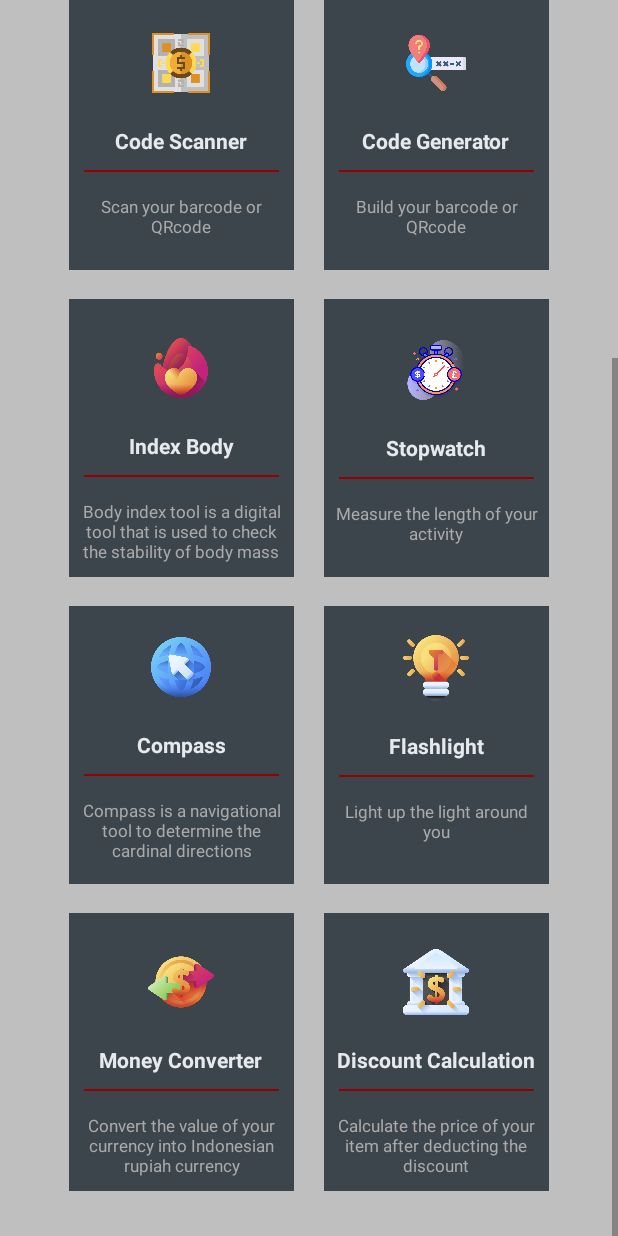
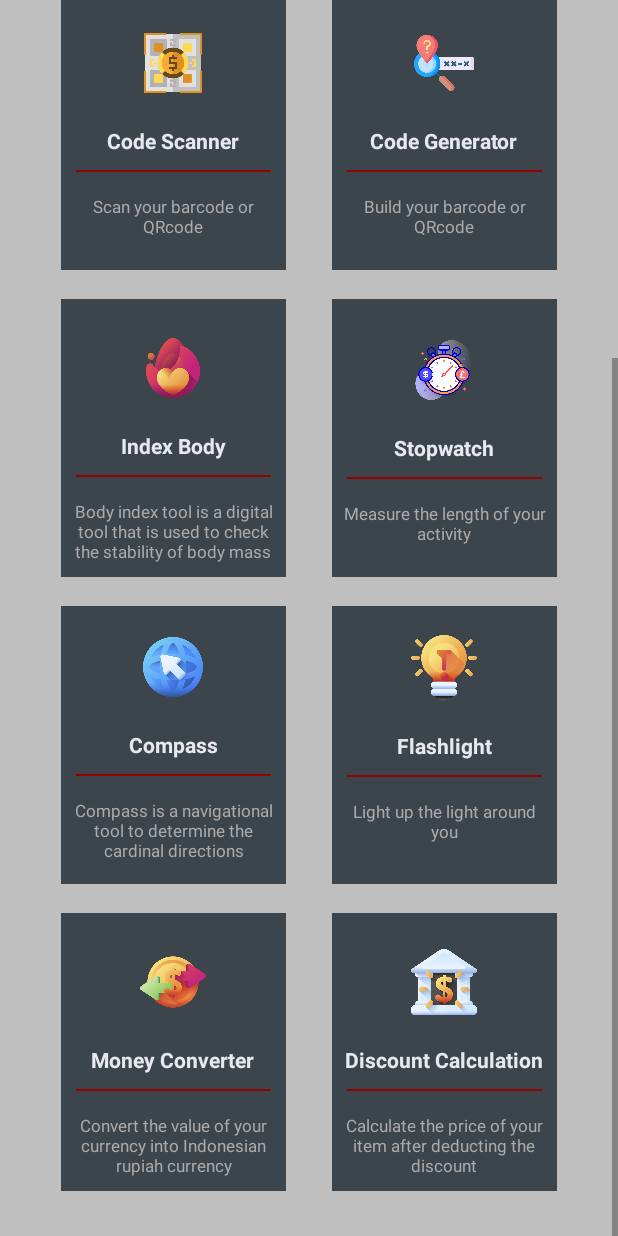
Before and after one commit to andregtproject/G3Project, an Android app: the layout activity_main2.xml on its own in the app's theme, with its tools: preview values and no code run, scrolled down 335 dp, on a phone screen of 412 x 824 dp. Run offline under Robolectric (Android 15) with nearby library versions, the phone set to English and light mode, and no system bars; Roboto replaces fonts that are not available here.

Commit message:
remove back button in action bar

```diff
--- a/app/src/main/java/com/andregt/g3project/Helper/GN_CodeOption.java
+++ b/app/src/main/java/com/andregt/g3project/Helper/GN_CodeOption.java
@@ -22,8 +22,6 @@ public class GN_CodeOption extends AppCompatActivity {
         setContentView(R.layout.activity_gncode_option);
 
         this.setTitle(R.string.main_GN);
-        getSupportActionBar().setDisplayHomeAsUpEnabled(true);
-        getSupportActionBar().setHomeAsUpIndicator(R.drawable.ic_back);
 
         btnQR = findViewById(R.id.btnQR);
         btnQR.setOnClickListener(new View.OnClickListener() {
--- a/app/src/main/java/com/andregt/g3project/Helper/ScannerHelper.java
+++ b/app/src/main/java/com/andregt/g3project/Helper/ScannerHelper.java
@@ -24,8 +24,6 @@ public class ScannerHelper extends AppCompatActivity {
         setContentView(R.layout.activity_q_r__scanner_helper);
 
         this.setTitle(R.string.main_BQ);
-        getSupportActionBar().setDisplayHomeAsUpEnabled(true);
-        getSupportActionBar().setHomeAsUpIndicator(R.drawable.ic_back);
 
         ImageView imgGif = (ImageView) findViewById(R.id.imageGif);
         Glide.with(ScannerHelper.this)
--- a/app/src/main/java/com/andregt/g3project/Settings/about_us.java
+++ b/app/src/main/java/com/andregt/g3project/Settings/about_us.java
@@ -14,5 +14,6 @@ public class about_us extends AppCompatActivity {
         super.onCreate(savedInstanceState);
         setContentView(R.layout.activity_aboutus);
 
+        this.setTitle(R.string.about_us);
     }
 }
--- a/app/src/main/java/com/andregt/g3project/Tools/Bar_Generator.java
+++ b/app/src/main/java/com/andregt/g3project/Tools/Bar_Generator.java
@@ -30,8 +30,6 @@ public class Bar_Generator extends AppCompatActivity {
         setContentView(R.layout.activity_bar__generator);
 
         this.setTitle(R.string.gc_btnBar);
-        getSupportActionBar().setDisplayHomeAsUpEnabled(true);
-        getSupportActionBar().setHomeAsUpIndicator(R.drawable.ic_back);
 
         editText = findViewById(R.id.editText);
         imageView = findViewById(R.id.imageView);
--- a/app/src/main/java/com/andregt/g3project/Tools/Compass.java
+++ b/app/src/main/java/com/andregt/g3project/Tools/Compass.java
@@ -30,12 +30,10 @@ public class Compass extends AppCompatActivity implements SensorEventListener {
         setContentView(R.layout.activity_compass);
 
         this.setTitle(R.string.main_CP);
-        getSupportActionBar().setDisplayHomeAsUpEnabled(true);
-        getSupportActionBar().setHomeAsUpIndicator(R.drawable.ic_back);
 
         compassimage = (ImageView) findViewById(R.id.compass_image);
         // TextView that will display the degree
-        DegreeTV = (TextView) findViewById(R.id.degreeTV);
+        DegreeTV = findViewById(R.id.degreeTV);
         // initialize your android device sensor capabilities
         SensorManage = (SensorManager) getSystemService(SENSOR_SERVICE);
     }
--- a/app/src/main/java/com/andregt/g3project/Tools/CurrencyConverter.java
+++ b/app/src/main/java/com/andregt/g3project/Tools/CurrencyConverter.java
@@ -32,8 +32,6 @@ public class CurrencyConverter extends AppCompatActivity {
         setContentView(R.layout.activity_currency_converter);
 
         this.setTitle(R.string.main_CC);
-        getSupportActionBar().setDisplayHomeAsUpEnabled(true);
-        getSupportActionBar().setHomeAsUpIndicator(R.drawable.ic_back);
 
         input_uang = (EditText) findViewById(R.id.uang_input);
         rp_usd = (Button) findViewById(R.id.rpusd);
--- a/app/src/main/java/com/andregt/g3project/Tools/Discount.java
+++ b/app/src/main/java/com/andregt/g3project/Tools/Discount.java
@@ -20,8 +20,6 @@ public class Discount extends AppCompatActivity {
         setContentView(R.layout.activity_discount);
 
         this.setTitle(R.string.main_DC);
-        getSupportActionBar().setDisplayHomeAsUpEnabled(true);
-        getSupportActionBar().setHomeAsUpIndicator(R.drawable.ic_back);
 
         harga = (EditText)findViewById(R.id.edit1);
         diskon = (EditText)findViewById(R.id.edit2);
--- a/app/src/main/java/com/andregt/g3project/Tools/Flashlight.java
+++ b/app/src/main/java/com/andregt/g3project/Tools/Flashlight.java
@@ -37,8 +37,6 @@ public class Flashlight extends AppCompatActivity {
         setContentView(R.layout.activity_flashlight);
 
         this.setTitle(R.string.main_FL);
-        getSupportActionBar().setDisplayHomeAsUpEnabled(true);
-        getSupportActionBar().setHomeAsUpIndicator(R.drawable.ic_back);
 
         switchImpuler=findViewById(R.id.switchFlasher);
         toggleButton= findViewById(R.id.btnToggleLight);
--- a/app/src/main/java/com/andregt/g3project/Tools/QR_Generator.java
+++ b/app/src/main/java/com/andregt/g3project/Tools/QR_Generator.java
@@ -32,8 +32,6 @@ public class QR_Generator extends AppCompatActivity {
         setContentView(R.layout.activity_qr__generator);
 
         this.setTitle(R.string.gc_btnQR);
-        getSupportActionBar().setDisplayHomeAsUpEnabled(true);
-        getSupportActionBar().setHomeAsUpIndicator(R.drawable.ic_back);
 
         etInput = findViewById(R.id.etInput);
         btnGenerate = findViewById(R.id.btnGenerate);
--- a/app/src/main/java/com/andregt/g3project/Tools/SpeechText.java
+++ b/app/src/main/java/com/andregt/g3project/Tools/SpeechText.java
@@ -28,8 +28,6 @@ public class SpeechText extends AppCompatActivity {
         setContentView(R.layout.activity_speech_text);
 
         this.setTitle(R.string.main_ST);
-        getSupportActionBar().setDisplayHomeAsUpEnabled(true);
-        getSupportActionBar().setHomeAsUpIndicator(R.drawable.ic_back);
 
         mVoiceInputTv = (EditText) findViewById(R.id.txvResult);
         mSpeakBtn = (ImageButton) findViewById(R.id.btnSpeak);
--- a/app/src/main/java/com/andregt/g3project/Tools/Stopwatch.java
+++ b/app/src/main/java/com/andregt/g3project/Tools/Stopwatch.java
@@ -35,8 +35,6 @@ public class Stopwatch extends AppCompatActivity {
         setContentView(R.layout.activity_stopwatch);
 
         this.setTitle(R.string.main_SW);
-        getSupportActionBar().setDisplayHomeAsUpEnabled(true);
-        getSupportActionBar().setHomeAsUpIndicator(R.drawable.ic_back);
 
         textView = (TextView)findViewById(R.id.textView);
         start = (Button)findViewById(R.id.button);
--- a/app/src/main/java/com/andregt/g3project/Tools/TextRecognition.java
+++ b/app/src/main/java/com/andregt/g3project/Tools/TextRecognition.java
@@ -55,8 +55,6 @@ public class TextRecognition extends AppCompatActivity {
         setContentView(R.layout.activity_text_recognition);
 
         this.setTitle(R.string.main_TR);
-        getSupportActionBar().setDisplayHomeAsUpEnabled(true);
-        getSupportActionBar().setHomeAsUpIndicator(R.drawable.ic_back);
 
         mResultEt = findViewById(R.id.resultEt);
         mPreviewIv = findViewById(R.id.imageIv);
--- a/app/src/main/res/drawable/round.xml
+++ b/app/src/main/res/drawable/round.xml
@@ -2,7 +2,7 @@
 <shape xmlns:android="http://schemas.android.com/apk/res/android"
     android:shape="rectangle"
     android:padding="5dp">
-    <solid android:color="@color/darkblue"/> <!-- this one is ths color of the Rounded Button -->
+    <solid android:color="@color/cd_color"/> <!-- this one is ths color of the Rounded Button -->
     <corners
         android:bottomRightRadius="20dp"
         android:bottomLeftRadius="20dp"
--- a/app/src/main/res/layout/activity_main2.xml
+++ b/app/src/main/res/layout/activity_main2.xml
@@ -75,8 +75,8 @@
                 android:id="@+id/cdTR"
                 android:layout_width="150dp"
                 android:layout_height="185dp"
-                android:layout_marginRight="10dp"
-                app:cardCornerRadius="7sp"
+                android:layout_marginRight="15dp"
+                app:cardCornerRadius="10sp"
                 app:cardElevation="12dp">
                 <LinearLayout
                     android:layout_width="match_parent"
@@ -119,8 +119,8 @@
                 android:clickable="true"
                 android:layout_width="150dp"
                 android:layout_height="185dp"
-                android:layout_marginLeft="10dp"
-                app:cardCornerRadius="7sp"
+                android:layout_marginLeft="15dp"
+                app:cardCornerRadius="10sp"
                 app:cardElevation="12dp">
                 <LinearLayout
                     android:layout_width="match_parent"
@@ -175,8 +175,8 @@
                 android:clickable="true"
                 android:layout_width="150dp"
                 android:layout_height="185dp"
-                android:layout_marginRight="10dp"
-                app:cardCornerRadius="7sp"
+                android:layout_marginRight="15dp"
+                app:cardCornerRadius="10sp"
                 app:cardElevation="12dp">
                 <LinearLayout
                     android:layout_width="match_parent"
@@ -219,8 +219,8 @@
                 android:clickable="true"
                 android:layout_width="150dp"
                 android:layout_height="185dp"
-                android:layout_marginLeft="10dp"
-                app:cardCornerRadius="7sp"
+                android:layout_marginLeft="15dp"
+                app:cardCornerRadius="10sp"
                 app:cardElevation="12dp">
 
                 <LinearLayout
@@ -278,8 +278,8 @@
                 android:clickable="true"
                 android:layout_width="150dp"
                 android:layout_height="185dp"
-                android:layout_marginRight="10dp"
-                app:cardCornerRadius="7sp"
+                android:layout_marginRight="15dp"
+                app:cardCornerRadius="10sp"
                 app:cardElevation="12dp">
                 <LinearLayout
                     android:layout_width="match_parent"
@@ -323,8 +323,8 @@
                 android:clickable="true"
                 android:layout_width="150dp"
                 android:layout_height="185dp"
-                android:layout_marginLeft="10dp"
-                app:cardCornerRadius="7sp"
+                android:layout_marginLeft="15dp"
+                app:cardCornerRadius="10sp"
                 app:cardElevation="12dp">
                 <LinearLayout
                     android:layout_width="match_parent"
@@ -378,8 +378,8 @@
                 android:clickable="true"
                 android:layout_width="150dp"
                 android:layout_height="185dp"
-                android:layout_marginRight="10dp"
-                app:cardCornerRadius="7sp"
+                android:layout_marginRight="15dp"
+                app:cardCornerRadius="10sp"
                 app:cardElevation="12dp">
                 <LinearLayout
                     android:layout_width="match_parent"
@@ -421,8 +421,8 @@
                 android:clickable="true"
                 android:layout_width="150dp"
                 android:layout_height="185dp"
-                android:layout_marginLeft="10dp"
-                app:cardCornerRadius="7sp"
+                android:layout_marginLeft="15dp"
+                app:cardCornerRadius="10sp"
                 app:cardElevation="12dp">
                 <LinearLayout
                     android:layout_width="match_parent"
@@ -477,8 +477,8 @@
                 android:clickable="true"
                 android:layout_width="150dp"
                 android:layout_height="185dp"
-                android:layout_marginRight="10dp"
-                app:cardCornerRadius="7sp"
+                android:layout_marginRight="15dp"
+                app:cardCornerRadius="10sp"
                 app:cardElevation="12dp">
                 <LinearLayout
                     android:layout_width="match_parent"
@@ -521,8 +521,8 @@
                 android:clickable="true"
                 android:layout_width="150dp"
                 android:layout_height="185dp"
-                android:layout_marginLeft="10dp"
-                app:cardCornerRadius="7sp"
+                android:layout_marginLeft="15dp"
+                app:cardCornerRadius="10sp"
                 app:cardElevation="12dp">
                 <LinearLayout
                     android:layout_width="match_parent"
--- a/app/src/main/res/values-night/themes.xml
+++ b/app/src/main/res/values-night/themes.xml
@@ -4,7 +4,7 @@
         <!-- Primary brand color. -->
         <item name="colorPrimary">@color/background_setting</item>
         <item name="colorPrimaryDark">@color/darkblue</item>
-        <item name="colorAccent">#FF1E1E</item>
+        <item name="colorAccent">@color/background_setting</item>
         <item name="preferenceTheme">@style/PreferenceThemeOverlay</item>
         <!-- Secondary brand color. -->
 
--- a/app/src/main/res/values/strings.xml
+++ b/app/src/main/res/values/strings.xml
@@ -213,5 +213,6 @@ This Terms and Conditions page was generated by App Privacy Policy Generator</st
     <string name="menu_mainImageTitle">Text Recognition</string>
     <string name="desc_name">Our tools can help your daily task</string>
     <string name="cpHeading">Degree:</string>
+    <string name="about_us">About Us</string>
 
 </resources>
--- a/app/src/main/res/values/themes.xml
+++ b/app/src/main/res/values/themes.xml
@@ -4,7 +4,7 @@
         <!-- Primary brand color. -->
         <item name="colorPrimary">@color/background_setting</item>
         <item name="colorPrimaryDark">@color/darkblue</item>
-        <item name="colorAccent">#FF1E1E</item>
+        <item name="colorAccent">@color/background_setting</item>
         <item name="preferenceTheme">@style/PreferenceThemeOverlay</item>
         <!-- Secondary brand color. -->
 
```
Also changed, not shown: app/src/main/AndroidManifest.xml (+14 -14 lines), app/src/main/res/layout/activity_compass.xml (+5 -5 lines).
